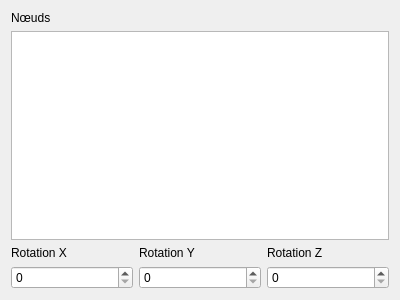
Qt form animationdialog.ui (haorenhl007/skellig) before a commit.
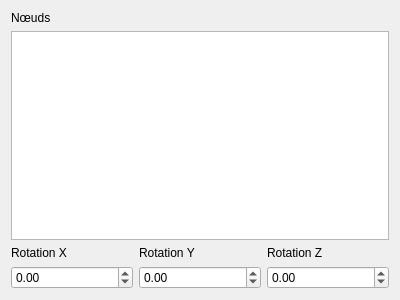
The same form after that commit.

Commit message: Double spin boxes

Patch:
```diff
--- a/animationdialog.ui
+++ b/animationdialog.ui
@@ -45,20 +45,6 @@
        </property>
       </widget>
      </item>
-     <item row="1" column="1">
-      <widget class="QSpinBox" name="ySpinBox">
-       <property name="maximum">
-        <number>360</number>
-       </property>
-      </widget>
-     </item>
-     <item row="1" column="0">
-      <widget class="QSpinBox" name="xSpinBox">
-       <property name="maximum">
-        <number>360</number>
-       </property>
-      </widget>
-     </item>
      <item row="0" column="2">
       <widget class="QLabel" name="label_4">
        <property name="text">
@@ -79,10 +65,42 @@
        </property>
       </widget>
      </item>
+     <item row="1" column="0">
+      <widget class="QDoubleSpinBox" name="xSpinBox">
+       <property name="minimum">
+        <double>-180.000000000000000</double>
+       </property>
+       <property name="maximum">
+        <double>180.000000000000000</double>
+       </property>
+       <property name="singleStep">
+        <double>2.000000000000000</double>
+       </property>
+      </widget>
+     </item>
+     <item row="1" column="1">
+      <widget class="QDoubleSpinBox" name="ySpinBox">
+       <property name="minimum">
+        <double>-180.000000000000000</double>
+       </property>
+       <property name="maximum">
+        <double>180.000000000000000</double>
+       </property>
+       <property name="singleStep">
+        <double>2.000000000000000</double>
+       </property>
+      </widget>
+     </item>
      <item row="1" column="2">
-      <widget class="QSpinBox" name="zSpinBox">
+      <widget class="QDoubleSpinBox" name="zSpinBox">
+       <property name="minimum">
+        <double>-180.000000000000000</double>
+       </property>
        <property name="maximum">
-        <number>360</number>
+        <double>180.000000000000000</double>
+       </property>
+       <property name="singleStep">
+        <double>2.000000000000000</double>
        </property>
       </widget>
      </item>
```
The commit also changes 2 other files.
